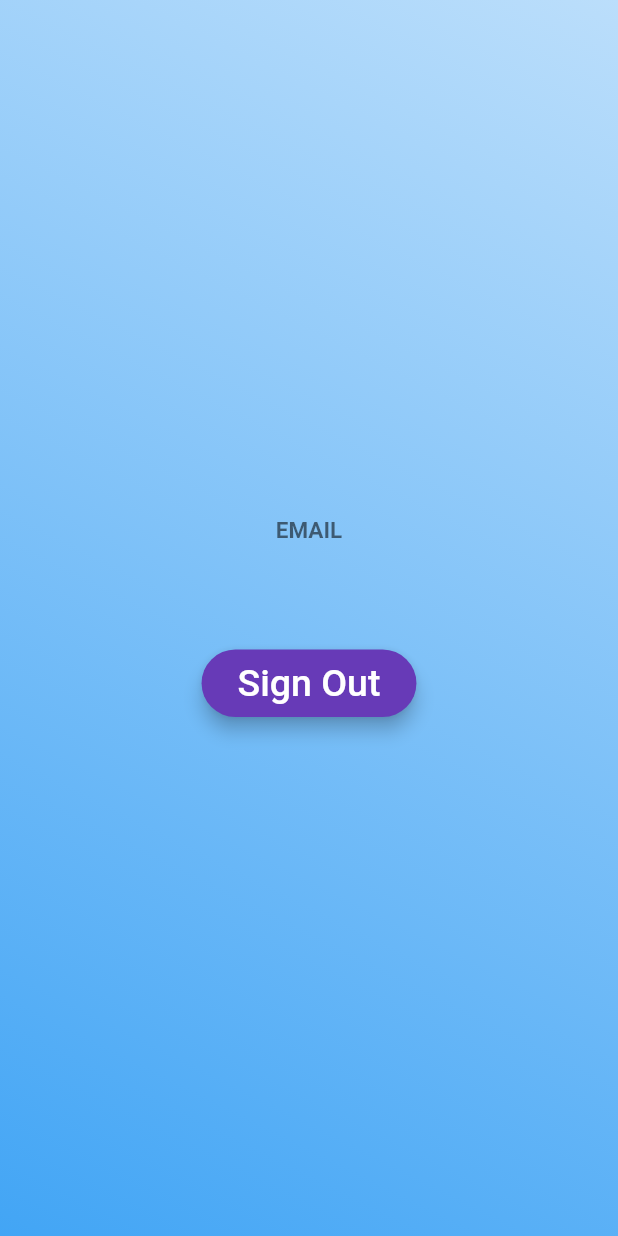
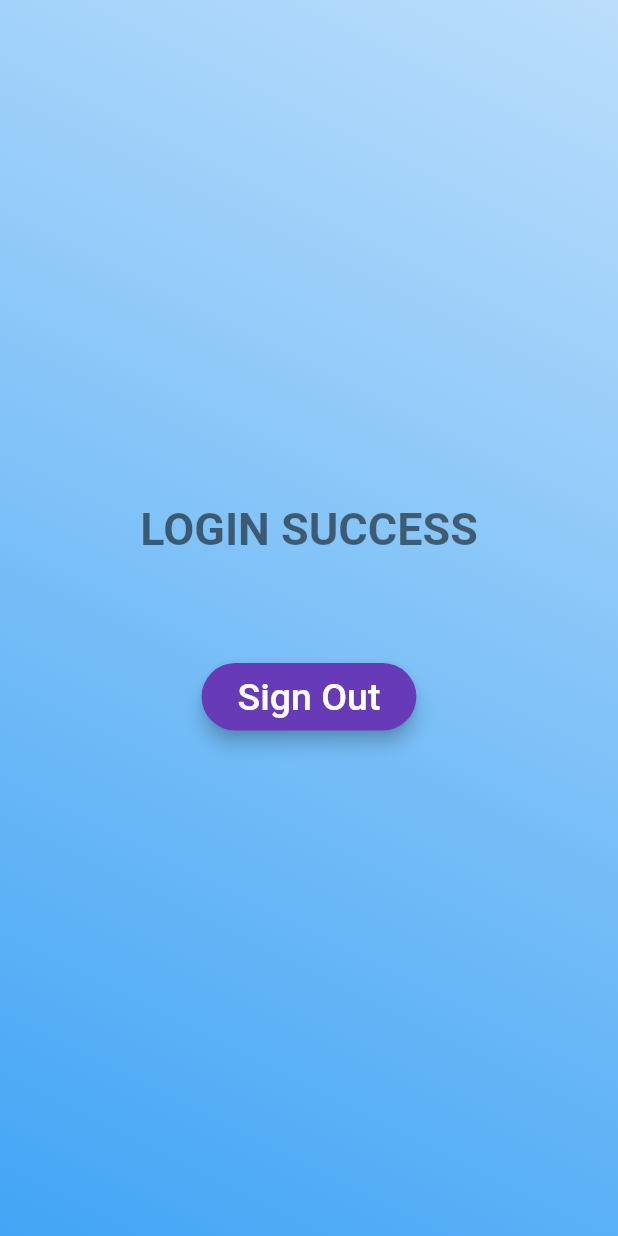
Before and after one commit to salsasabielar/firebase_authentication, a Flutter app: the SecondScreen screen opened directly, on a phone screen of 412 x 824 dp. Run offline on Flutter 3.47's test engine with Material 2 defaults, Android fonts, the phone set to English and light mode, and no system bars; our stand-ins replace firebase_auth, firebase_core, google_sign_in; accounts and stored records are empty; network calls fail.

Commit message:
menambah screenshot hasil

```diff
--- a/lib/second_screen.dart
+++ b/lib/second_screen.dart
@@ -21,20 +21,13 @@ class SecondScreen extends StatelessWidget {
             mainAxisSize: MainAxisSize.max,
             children: <Widget>[
               Text(
-                'EMAIL',
+                'LOGIN SUCCESS',
                 style: TextStyle(
-                    fontSize: 15,
+                    fontSize: 30,
                     fontWeight: FontWeight.bold,
                     color: Colors.black54),
               ),
-              Text(
-                '$email',
-                style: TextStyle(
-                    fontSize: 25,
-                    color: Colors.deepPurple,
-                    fontWeight: FontWeight.bold),
-              ),
-              SizedBox(height: 40),
+              SizedBox(height: 70),
               RaisedButton(
                 onPressed: () {
                   signOutEmail();
```
Also changed, not shown: image/hasilEmail.jpeg.
